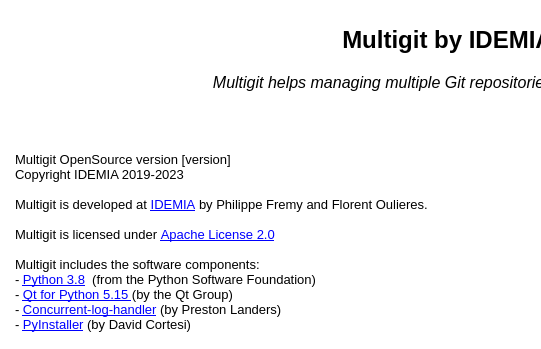
idemia/multigit, file src/gui/ui_about.ui: the form before one commit; both pictures show x 0 to 541 and y 0 to 349 of the 895 by 571 pixel window.
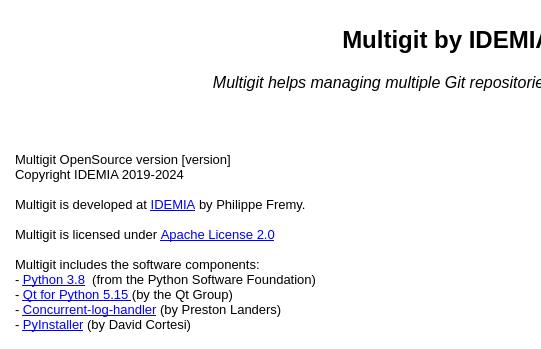
The form after the commit. Icons and pictures are not drawn.

```diff
--- a/src/gui/ui_about.ui
+++ b/src/gui/ui_about.ui
@@ -201,12 +201,12 @@
       <string>&lt;!DOCTYPE HTML PUBLIC &quot;-//W3C//DTD HTML 4.0//EN&quot; &quot;http://www.w3.org/TR/REC-html40/strict.dtd&quot;&gt;
 &lt;html&gt;&lt;head&gt;&lt;meta name=&quot;qrichtext&quot; content=&quot;1&quot; /&gt;&lt;style type=&quot;text/css&quot;&gt;
 p, li { white-space: pre-wrap; }
-&lt;/style&gt;&lt;/head&gt;&lt;body style=&quot; font-family:'MS Shell Dlg 2'; font-size:8.25pt; font-weight:400; font-style:normal;&quot;&gt;
+&lt;/style&gt;&lt;/head&gt;&lt;body style=&quot; font-family:'MS Shell Dlg 2'; font-size:7.8pt; font-weight:400; font-style:normal;&quot;&gt;
 &lt;p style=&quot;-qt-paragraph-type:empty; margin-top:0px; margin-bottom:0px; margin-left:0px; margin-right:0px; -qt-block-indent:0; text-indent:0px; font-size:6.6pt;&quot;&gt;&lt;br /&gt;&lt;/p&gt;
 &lt;p style=&quot; margin-top:0px; margin-bottom:0px; margin-left:0px; margin-right:0px; -qt-block-indent:0; text-indent:0px;&quot;&gt;&lt;span style=&quot; font-size:10pt;&quot;&gt;Multigit OpenSource version [version]&lt;/span&gt;&lt;/p&gt;
-&lt;p style=&quot; margin-top:0px; margin-bottom:0px; margin-left:0px; margin-right:0px; -qt-block-indent:0; text-indent:0px;&quot;&gt;&lt;span style=&quot; font-size:10pt;&quot;&gt;Copyright IDEMIA 2019-2023&lt;/span&gt;&lt;/p&gt;
+&lt;p style=&quot; margin-top:0px; margin-bottom:0px; margin-left:0px; margin-right:0px; -qt-block-indent:0; text-indent:0px;&quot;&gt;&lt;span style=&quot; font-size:10pt;&quot;&gt;Copyright IDEMIA 2019-2024&lt;/span&gt;&lt;/p&gt;
 &lt;p style=&quot;-qt-paragraph-type:empty; margin-top:0px; margin-bottom:0px; margin-left:0px; margin-right:0px; -qt-block-indent:0; text-indent:0px; font-size:10pt;&quot;&gt;&lt;br /&gt;&lt;/p&gt;
-&lt;p style=&quot; margin-top:0px; margin-bottom:0px; margin-left:0px; margin-right:0px; -qt-block-indent:0; text-indent:0px;&quot;&gt;&lt;span style=&quot; font-size:10pt;&quot;&gt;Multigit is developed at &lt;/span&gt;&lt;a href=&quot;https://www.idemia.com/&quot;&gt;&lt;span style=&quot; font-size:10pt; text-decoration: underline; color:#0000ff;&quot;&gt;IDEMIA&lt;/span&gt;&lt;/a&gt;&lt;span style=&quot; font-size:10pt;&quot;&gt; by Philippe Fremy and Florent Oulieres.&lt;/span&gt;&lt;/p&gt;
+&lt;p style=&quot; margin-top:0px; margin-bottom:0px; margin-left:0px; margin-right:0px; -qt-block-indent:0; text-indent:0px;&quot;&gt;&lt;span style=&quot; font-size:10pt;&quot;&gt;Multigit is developed at &lt;/span&gt;&lt;a href=&quot;https://www.idemia.com/&quot;&gt;&lt;span style=&quot; font-size:10pt; text-decoration: underline; color:#0000ff;&quot;&gt;IDEMIA&lt;/span&gt;&lt;/a&gt;&lt;span style=&quot; font-size:10pt;&quot;&gt; by Philippe Fremy.&lt;/span&gt;&lt;/p&gt;
 &lt;p style=&quot;-qt-paragraph-type:empty; margin-top:0px; margin-bottom:0px; margin-left:0px; margin-right:0px; -qt-block-indent:0; text-indent:0px; font-size:10pt;&quot;&gt;&lt;br /&gt;&lt;/p&gt;
 &lt;p style=&quot; margin-top:0px; margin-bottom:0px; margin-left:0px; margin-right:0px; -qt-block-indent:0; text-indent:0px;&quot;&gt;&lt;span style=&quot; font-size:10pt;&quot;&gt;Multigit is licensed under &lt;/span&gt;&lt;a href=&quot;http://www.apache.org/licenses/LICENSE-2.0&quot;&gt;&lt;span style=&quot; font-size:10pt; text-decoration: underline; color:#0000ff;&quot;&gt;Apache License 2.0&lt;/span&gt;&lt;/a&gt;&lt;/p&gt;
 &lt;p style=&quot;-qt-paragraph-type:empty; margin-top:0px; margin-bottom:0px; margin-left:0px; margin-right:0px; -qt-block-indent:0; text-indent:0px; font-size:10pt;&quot;&gt;&lt;br /&gt;&lt;/p&gt;
```
Left out of the diff: 2 changed lines with no effect on the pictures.
